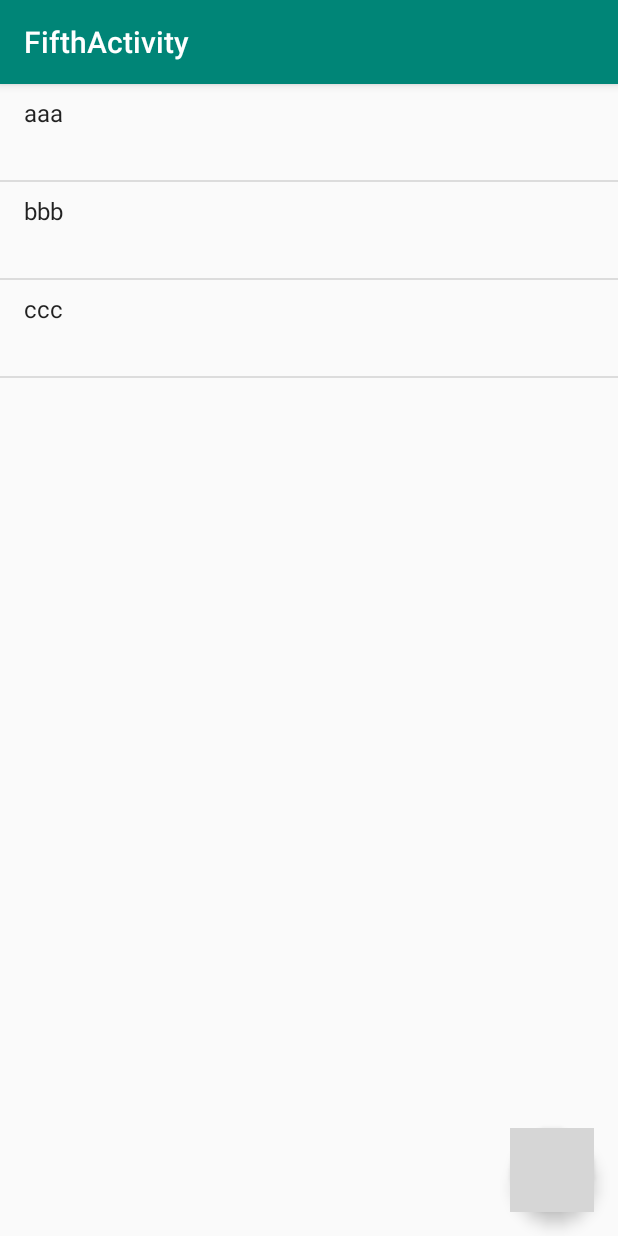
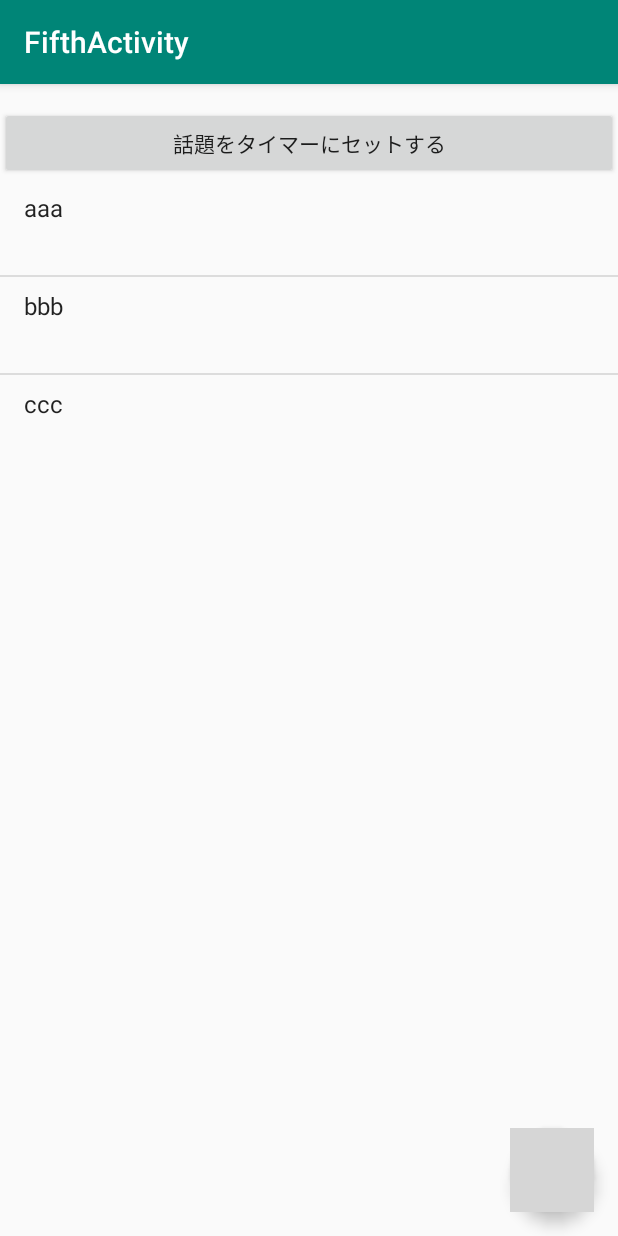
Before and after one commit to yuyaprograming/TopicApp, an Android app: the FifthActivity screen opened directly, with no data from a screen before it, on a phone screen of 412 x 824 dp. Run offline under Robolectric (Android 15) with nearby library versions, the phone set to English and light mode, and no system bars; libraries missing offline, so code that uses them is left out: jp.techacademy.date; grey boxes are pictures that could not be loaded.

Commit message:
話題設定画面の途中まで。

```diff
--- a/app/src/main/AndroidManifest.xml
+++ b/app/src/main/AndroidManifest.xml
@@ -9,10 +9,11 @@
         android:roundIcon="@mipmap/ic_launcher_round"
         android:supportsRtl="true"
         android:theme="@style/AppTheme">
+        <activity android:name=".SixthActivity"></activity>
         <activity
             android:name=".FifthActivity"
             android:label="@string/title_activity_fifth"
-            android:theme="@style/AppTheme"></activity>
+            android:theme="@style/AppTheme" />
         <activity android:name=".FourthActivity" />
         <activity android:name=".ThirdActivity" />
         <activity android:name=".SecondActivity" />
--- a/app/src/main/java/jp/techacademy/date/yuuya/topicapp/FifthActivity.kt
+++ b/app/src/main/java/jp/techacademy/date/yuuya/topicapp/FifthActivity.kt
@@ -1,5 +1,6 @@
 package jp.techacademy.date.yuuya.topicapp
 
+import android.content.Intent
 import android.os.Bundle
 import android.support.design.widget.Snackbar
 import android.support.v7.app.AppCompatActivity
@@ -12,6 +13,11 @@ class FifthActivity : AppCompatActivity() {
     override fun onCreate(savedInstanceState: Bundle?) {
         super.onCreate(savedInstanceState)
         setContentView(R.layout.activity_fifth)
+
+        button9.setOnClickListener {
+            val intent = Intent(this, SixthActivity::class.java)
+            startActivity(intent)
+        }
 
         fab.setOnClickListener { view ->
             Snackbar.make(view, "Replace with your own action", Snackbar.LENGTH_LONG)
--- a/app/src/main/res/layout/activity_fifth.xml
+++ b/app/src/main/res/layout/activity_fifth.xml
@@ -8,10 +8,24 @@
     android:fitsSystemWindows="true"
     tools:context=".MainActivity">
 
-    <ListView
-        android:id="@+id/listView1"
+    <LinearLayout
         android:layout_width="match_parent"
-        android:layout_height="match_parent"/>
+        android:layout_height="wrap_content"
+        android:layout_marginTop="15dp"
+        android:orientation="vertical">
+
+        <Button
+            android:id="@+id/button9"
+            android:layout_width="match_parent"
+            android:layout_height="wrap_content"
+            android:text="話題をタイマーにセットする"/>
+
+        <ListView
+            android:id="@+id/listView1"
+            android:layout_width="match_parent"
+            android:layout_height="match_parent" />
+
+    </LinearLayout>
 
     <android.support.design.widget.FloatingActionButton
         android:id="@+id/fab"
```
Also changed, not shown: app/src/main/java/jp/techacademy/date/yuuya/topicapp/SixthActivity.kt (added, +21 -0 lines), app/src/main/res/layout/activity_sixth.xml (added, +46 -0 lines).
